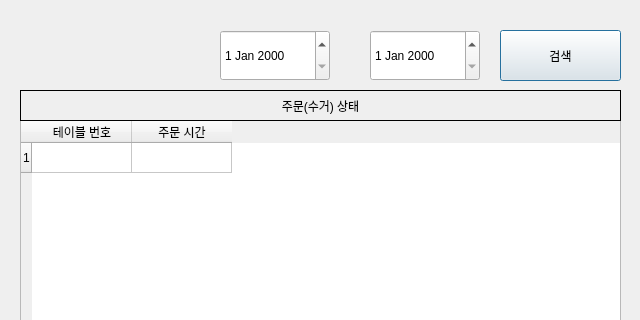
Before: the Qt Designer form src/servee_gui/manager_gui/robot_status_gui.ui in addinedu-ros-6th/ros-repo-2, drawn with Qt 5; both pictures show x 0 to 640 and y 0 to 320 of the 640 by 480 pixel window.
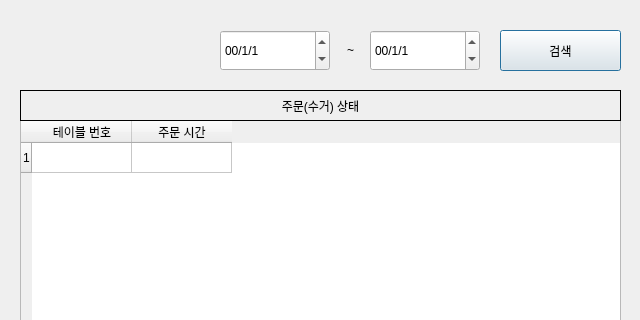
After: the same form once the commit is applied.

Commit message: add: different robot draws with different color on the map SVRB-33

Diff of the .ui file:
```diff
--- a/src/servee_gui/manager_gui/robot_status_gui.ui
+++ b/src/servee_gui/manager_gui/robot_status_gui.ui
@@ -138,7 +138,7 @@
      <x>500</x>
      <y>30</y>
      <width>121</width>
-     <height>51</height>
+     <height>41</height>
     </rect>
    </property>
    <property name="text">
@@ -151,9 +151,12 @@
      <x>370</x>
      <y>30</y>
      <width>110</width>
-     <height>51</height>
+     <height>41</height>
     </rect>
    </property>
+   <property name="displayFormat">
+    <string>yy/M/d</string>
+   </property>
   </widget>
   <widget class="QDateEdit" name="date_start">
    <property name="geometry">
@@ -161,8 +164,27 @@
      <x>220</x>
      <y>30</y>
      <width>110</width>
-     <height>51</height>
+     <height>41</height>
     </rect>
+   </property>
+   <property name="displayFormat">
+    <string>yy/M/d</string>
+   </property>
+  </widget>
+  <widget class="QLabel" name="label">
+   <property name="geometry">
+    <rect>
+     <x>330</x>
+     <y>40</y>
+     <width>41</width>
+     <height>20</height>
+    </rect>
+   </property>
+   <property name="text">
+    <string>~</string>
+   </property>
+   <property name="alignment">
+    <set>Qt::AlignCenter</set>
    </property>
   </widget>
  </widget>
```
The commit also changes 2 other files.
